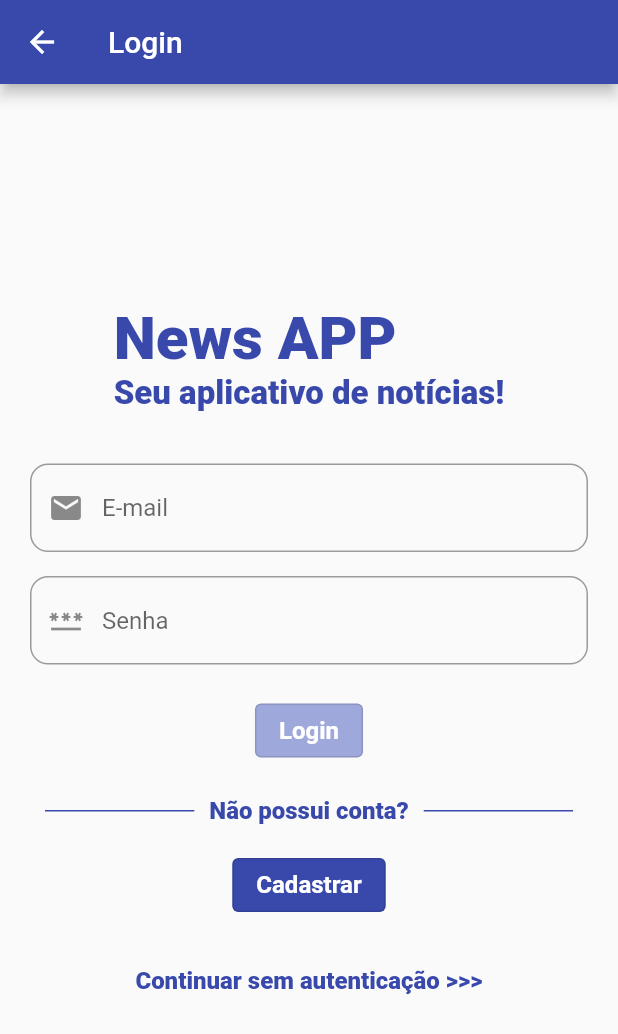
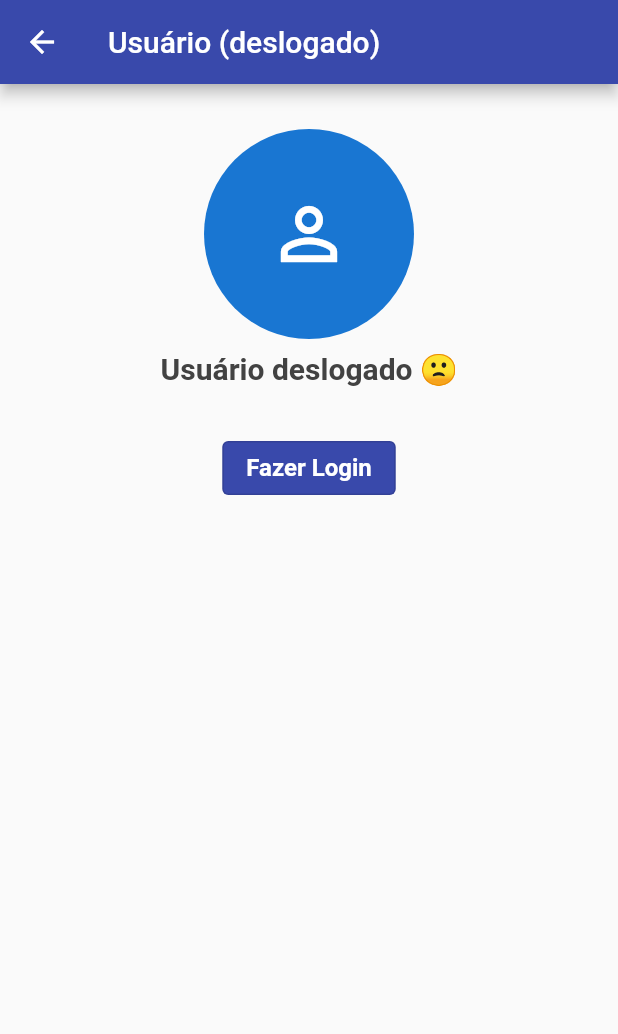
Before and after one commit to feliper2002/news-app-teste, a Flutter app: the screen it shows after launch, after a tap on "Continuar sem autenticação >>>", after a tap on the "person outline" icon, on a phone screen of 412 x 824 dp. Shown: the top 1034 px of the screen. Run offline on Flutter 3.47's test engine with Material 2 defaults, Android fonts, the phone set to English and light mode, and no system bars; our stand-ins replace cloud_firestore, dartz, firebase_auth, firebase_core, flutter_mobx, flutter_modular and 1 more; accounts and stored records are empty; generated files the repository leaves out were written again.

Commit message:
Implementando página de usuário; Conectando página ao Firebase

```diff
--- a/lib/core/app_module.dart
+++ b/lib/core/app_module.dart
@@ -1,6 +1,7 @@
 import 'package:flutter_modular/flutter_modular.dart';
 import 'package:news_app/modules/auth/auth_module.dart';
 import 'package:news_app/modules/news/news_module.dart';
+import 'package:news_app/modules/user/user_module.dart';
 
 class AppModule extends Module {
   @override
@@ -10,6 +11,6 @@ class AppModule extends Module {
   final List<ModularRoute> routes = [
     ModuleRoute('/', module: AuthModule()),
     ModuleRoute('/news', module: NewsModule()),
-    ModuleRoute('/user', module: AuthModule()),
+    ModuleRoute('/user', module: UserModule()),
   ];
 }
--- a/lib/modules/news/presenter/news.page.dart
+++ b/lib/modules/news/presenter/news.page.dart
@@ -29,7 +29,7 @@ class NewsPage extends StatelessWidget {
             leading: IconButton(
               icon: Icon(user != null ? Icons.person : Icons.person_outline),
               onPressed: () async {
-                await Modular.to.pushNamed('/user');
+                await Modular.to.pushNamed('/user', arguments: user);
               },
             ),
             centerTitle: true,
--- a/lib/modules/news/presenter/widgets/news_container.dart
+++ b/lib/modules/news/presenter/widgets/news_container.dart
@@ -65,6 +65,7 @@ class NewsContainer extends StatelessWidget {
           ),
           Container(
             height: size.height * .083,
+            padding: const EdgeInsets.symmetric(horizontal: 12),
             child: Text(body!),
           ),
           const Spacer(),
--- /dev/null
+++ b/lib/modules/user/presenter/user.page.dart
@@ -0,0 +1,211 @@
+import 'package:firebase_auth/firebase_auth.dart';
+import 'package:flutter/cupertino.dart';
+import 'package:flutter/material.dart';
+import 'package:flutter/rendering.dart';
+import 'package:flutter_modular/flutter_modular.dart';
+import 'package:news_app/shared/theme/colors.dart';
+import 'package:news_app/shared/widgets/custom_button.dart';
+
+class UserPage extends StatelessWidget {
+  final User? user;
+  const UserPage({Key? key, this.user}) : super(key: key);
+
+  String? get iniciais {
+    final nome = user!.displayName!.split(' ');
+    return ('${nome[0][0].toUpperCase()}${nome[1][0].toUpperCase()}');
+  }
+
+  @override
+  Widget build(BuildContext context) {
+    return Scaffold(
+      appBar: AppBar(
+        backgroundColor: AppColors.mainColor,
+        title: Text(
+            user == null ? 'Usuário (deslogado)' : 'Informações de Usuário',
+            style: TextStyle(color: Colors.white)),
+      ),
+      body: Container(
+        alignment: Alignment.center,
+        child: Column(
+          mainAxisAlignment: MainAxisAlignment.start,
+          crossAxisAlignment: CrossAxisAlignment.center,
+          children: [
+            Column(
+              children: [
+                const SizedBox(height: 30),
+                CircleAvatar(
+                  radius: 70,
+                  child: Center(
+                    child: user == null
+                        ? Icon(Icons.person_outline, size: 56)
+                        : Text(
+                            iniciais!,
+                            style: TextStyle(
+                              fontSize: 38,
+                              fontWeight: FontWeight.w500,
+                            ),
+                          ),
+                  ),
+                ),
+                const SizedBox(height: 8),
+                Text(
+                  user != null ? user!.displayName! : 'Usuário deslogado 🙁',
+                  style: TextStyle(
+                    color: Colors.grey[800],
+                    fontWeight: FontWeight.w700,
+                    fontSize: 20,
+                  ),
+                ),
+                const SizedBox(height: 30),
+                Visibility(
+                  visible: user == null,
+                  child: CustomButton(
+                    text: 'Fazer Login',
+                    onPressed: () async {
+                      await Modular.to.pushNamedAndRemoveUntil(
+                          '/', ModalRoute.withName('/'));
+                    },
+                  ),
+                ),
+              ],
+            ),
+            const SizedBox(height: 50),
+            Visibility(
+              visible: user != null,
+              child: Column(
+                children: [
+                  Container(
+                    padding: const EdgeInsets.symmetric(horizontal: 12),
+                    child: Column(
+                      crossAxisAlignment: CrossAxisAlignment.start,
+                      children: [
+                        Text(
+                          'E-mail',
+                          style: TextStyle(
+                            color: Colors.grey[800],
+                            fontWeight: FontWeight.w700,
+                            fontSize: 18,
+                          ),
+                        ),
+                        Row(
+                          children: [
+                            Text(
+                              user != null ? user!.email! : 'Não configurado',
+                              style: TextStyle(
+                                color: Colors.grey,
+                                fontWeight: FontWeight.w700,
+                                fontSize: 14,
+                              ),
+                            ),
+                            const Spacer(),
+                            TextButton(
+                              onPressed: () {},
+                              child: Text('Alterar'),
+                            ),
+                          ],
+                        ),
+                      ],
+                    ),
+                  ),
+                  const SizedBox(height: 8),
+                  Container(
+                    padding: const EdgeInsets.symmetric(horizontal: 12),
+                    child: Column(
+                      crossAxisAlignment: CrossAxisAlignment.start,
+                      children: [
+                        Text(
+                          'Senha',
+                          style: TextStyle(
+                            color: Colors.grey[800],
+                            fontWeight: FontWeight.w700,
+                            fontSize: 18,
+                          ),
+                        ),
+                        Row(
+                          children: [
+                            for (int i = 0; i <= 2; i++)
+                              Icon(Icons.password, color: Colors.grey),
+                            const Spacer(),
+                            TextButton(
+                              onPressed: () {},
+                              child: Text('Alterar'),
+                            ),
+                          ],
+                        ),
+                      ],
+                    ),
+                  ),
+                  const SizedBox(height: 8),
+                  Container(
+                    padding: const EdgeInsets.symmetric(horizontal: 12),
+                    child: Column(
+                      crossAxisAlignment: CrossAxisAlignment.start,
+                      children: [
+                        Text(
+                          'Telefone',
+                          style: TextStyle(
+                            color: Colors.grey[800],
+                            fontWeight: FontWeight.w700,
+                            fontSize: 18,
+                          ),
+                        ),
+                        Row(
+                          children: [
+                            Text(
+                              user != null && user!.phoneNumber != null
+                                  ? user!.phoneNumber!
+                                  : 'Não configurado',
+                              style: TextStyle(
+                                color: Colors.grey,
+                                fontWeight: FontWeight.w700,
+                                fontSize: 14,
+                              ),
+                            ),
+                            const Spacer(),
+                            TextButton(
+                              onPressed: () {},
+                              child:
+                                  Text(user != null ? 'Alterar' : 'Configurar'),
+                            ),
+                          ],
+                        ),
+                      ],
+                    ),
+                  ),
+                ],
+              ),
+            ),
+            const Spacer(),
+            Visibility(
+              visible: user != null,
+              child: Container(
+                margin: const EdgeInsets.symmetric(vertical: 20),
+                width: 155,
+                child: OutlinedButton(
+                  onPressed: () {},
+                  child: Row(
+                    children: [
+                      Icon(Icons.delete, color: Colors.white),
+                      const SizedBox(width: 6),
+                      Text(
+                        'Deletar conta',
+                        style: TextStyle(
+                          color: Colors.white,
+                          fontWeight: FontWeight.w700,
+                          fontSize: 15,
+                        ),
+                      ),
+                    ],
+                  ),
+                  style: ButtonStyle(
+                    backgroundColor: MaterialStateProperty.all(Colors.red),
+                  ),
+                ),
+              ),
+            ),
+          ],
+        ),
+      ),
+    );
+  }
+}
--- /dev/null
+++ b/lib/modules/user/user_module.dart
@@ -0,0 +1,12 @@
+import 'package:flutter_modular/flutter_modular.dart';
+import 'package:news_app/modules/user/presenter/user.page.dart';
+
+class UserModule extends Module {
+  @override
+  final List<Bind> binds = [];
+
+  @override
+  final List<ModularRoute> routes = [
+    ChildRoute('/', child: (_, args) => UserPage(user: args.data)),
+  ];
+}
```
